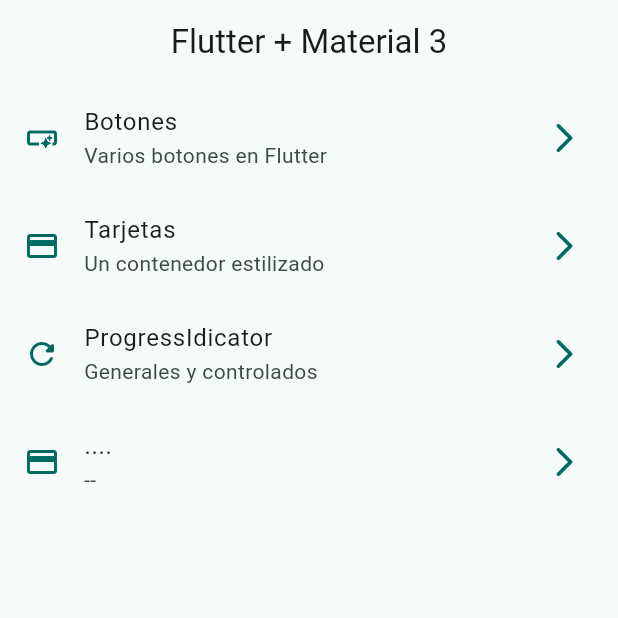
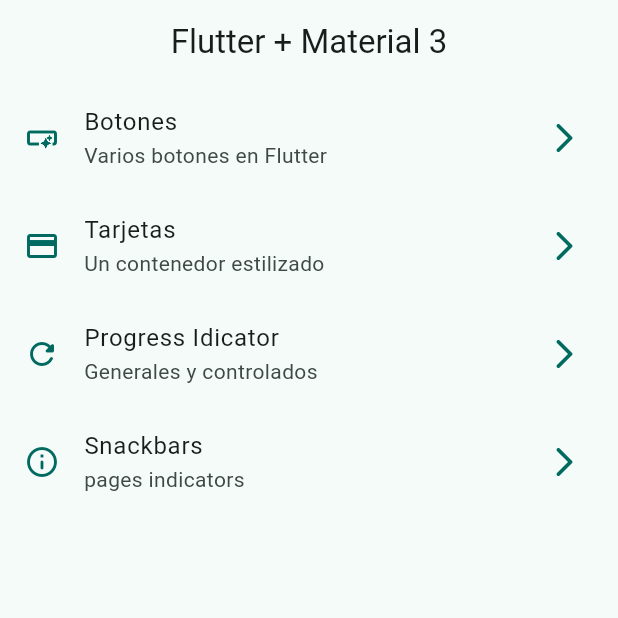
Before and after one commit to Hjuanma/widgets_app, a Flutter app: the screen it shows after launch, on a phone screen of 412 x 824 dp, the top half of it. Run offline on Flutter 3.47's test engine with Material 2 defaults, Android fonts, the phone set to English and light mode, and no system bars; our stand-ins replace go_router.

Commit message:
Add snack bars

```diff
--- a/lib/config/menu/menu_items.dart
+++ b/lib/config/menu/menu_items.dart
@@ -25,13 +25,13 @@ const appMenuItems = <MenuItem>[
       link: "/cards",
       icon: Icons.credit_card),
   MenuItem(
-      title: "ProgressIdicator",
+      title: "Progress Idicator",
       subTitle: "Generales y controlados",
       link: "/progress",
       icon: Icons.refresh_rounded),
   MenuItem(
-      title: "....",
-      subTitle: "--",
-      link: "/cards",
-      icon: Icons.credit_card),
+      title: "Snackbars",
+      subTitle: "pages indicators",
+      link: "/snackbars",
+      icon: Icons.info_outline_rounded),
 ];
--- a/lib/config/router/app_router.dart
+++ b/lib/config/router/app_router.dart
@@ -25,5 +25,10 @@ final AppRouter = GoRouter(
       path: '/progress',
       builder: (context, state) => const ProgressScreen(),
     ),
+    GoRoute(
+      name: SnackbarScreen.name,
+      path: '/snackbars',
+      builder: (context, state) => const SnackbarScreen(),
+    ),
   ],
 );
```
Also changed, not shown: lib/presentation/screens/snackbar/snackbar_screen.dart (+22 -4 lines).
